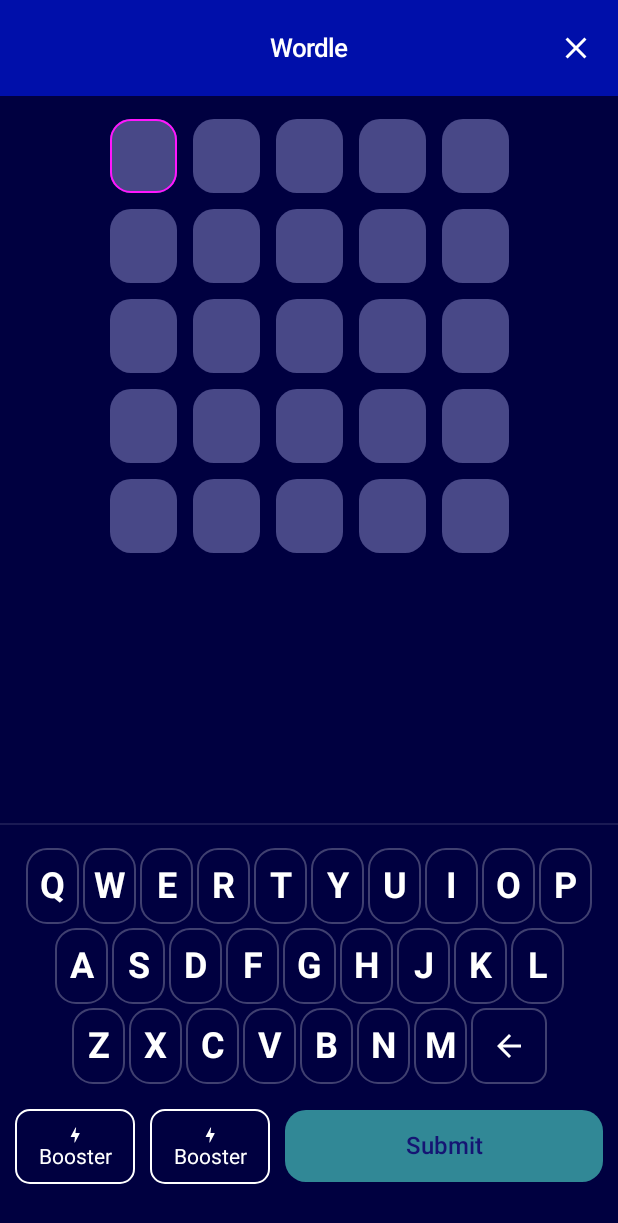
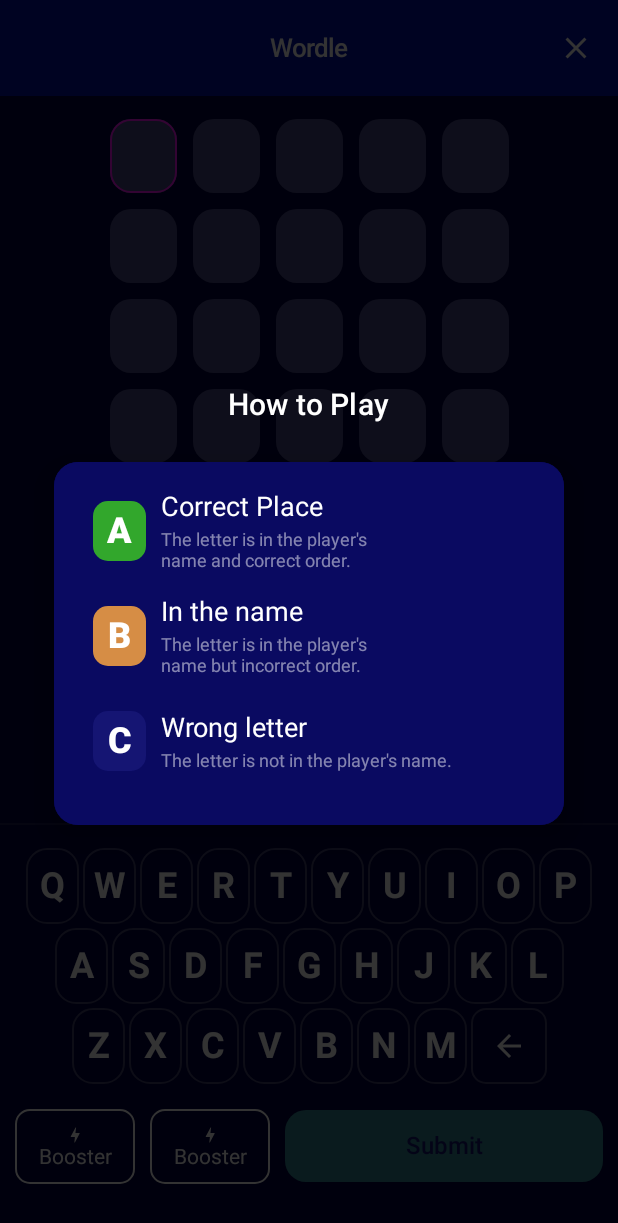
Before and after one commit to si-pramod-singh/Wordle-Game, an Android app built with Jetpack Compose: the @Preview function WordleGameScreenPreview, on a phone screen of 412 x 824 dp. Shown: the top 1223 px of the screen. Run offline under Robolectric (Android 15) with nearby library versions, the phone set to English and light mode, and no system bars; our stand-ins replace Dagger/Hilt's generated code.

Commit message:
Feat : Implemented InstructionsDialog.kt

```diff
--- /dev/null
+++ b/wordle/src/main/java/com/uefa/wordle/presentation/InstructionsDialog.kt
@@ -0,0 +1,162 @@
+package com.uefa.wordle.presentation
+
+import androidx.compose.foundation.background
+import androidx.compose.foundation.clickable
+import androidx.compose.foundation.interaction.MutableInteractionSource
+import androidx.compose.foundation.layout.Arrangement
+import androidx.compose.foundation.layout.Box
+import androidx.compose.foundation.layout.Column
+import androidx.compose.foundation.layout.Row
+import androidx.compose.foundation.layout.fillMaxSize
+import androidx.compose.foundation.layout.fillMaxWidth
+import androidx.compose.foundation.layout.height
+import androidx.compose.foundation.layout.padding
+import androidx.compose.foundation.layout.width
+import androidx.compose.foundation.shape.RoundedCornerShape
+import androidx.compose.material.Card
+import androidx.compose.material.MaterialTheme
+import androidx.compose.material.Text
+import androidx.compose.runtime.Composable
+import androidx.compose.runtime.remember
+import androidx.compose.ui.Alignment
+import androidx.compose.ui.Modifier
+import androidx.compose.ui.graphics.Color
+import androidx.compose.ui.text.font.FontWeight
+import androidx.compose.ui.unit.dp
+import androidx.compose.ui.unit.sp
+import androidx.compose.ui.window.Dialog
+import androidx.compose.ui.window.DialogProperties
+import androidx.compose.ui.window.SecureFlagPolicy
+import com.uefa.wordle.theming.Theme
+
+
+@Composable
+internal fun InstructionsDialog(onDismiss: () -> Unit) {
+
+
+    Dialog(
+        onDismissRequest = onDismiss,
+        properties = DialogProperties(
+            dismissOnBackPress = false,
+            usePlatformDefaultWidth = false,
+            securePolicy = SecureFlagPolicy.SecureOff,
+            dismissOnClickOutside = false
+        )
+    ) {
+        Box(
+            modifier = Modifier
+                .fillMaxSize()
+                .background(Color(0x80000000))
+                .clickable(
+                    onClick = onDismiss,
+                    indication = null,
+                    interactionSource = remember { MutableInteractionSource() })
+                .padding(20.dp)
+        ) {
+
+            Column(
+                modifier = Modifier
+                    .fillMaxSize()
+                ,
+                verticalArrangement = Arrangement.Center,
+                horizontalAlignment = Alignment.CenterHorizontally
+            ) {
+
+                Text(
+                    "How to Play",
+                    style = MaterialTheme.typography.h6,
+                    modifier = Modifier.padding(bottom = 10.dp),
+                    color = Theme.colors.neutral.text01
+                )
+
+                Card(
+                    modifier = Modifier
+                        .padding(16.dp)
+                        .background(
+                            Theme.colors.elevation.elevation01,
+                            shape = RoundedCornerShape(16.dp)
+                        ),
+                    shape = RoundedCornerShape(16.dp),
+                    elevation = 8.dp,
+                    backgroundColor = Theme.colors.elevation.elevation01
+                ) {
+                    Column(
+                        modifier = Modifier
+                            .padding(16.dp)
+                    ) {
+
+                        ItemInstruction(
+                            letter = "A",
+                            boxColor = Theme.colors.support.support01,
+                            title = "Correct Place",
+                            sub_title = "The letter is in the player's\nname and correct order."
+                        )
+
+                        ItemInstruction(
+                            letter = "B",
+                            boxColor = Theme.colors.support.support03A,
+                            title = "In the name",
+                            sub_title = "The letter is in the player's\nname but incorrect order."
+                        )
+
+                        ItemInstruction(
+                            letter = "C",
+                            boxColor = Theme.colors.elevation.elevation02,
+                            title = "Wrong letter",
+                            sub_title = "The letter is not in the player's name."
+                        )
+                    }
+                }
+            }
+
+        }
+    }
+}
+
+@Composable
+internal fun ItemInstruction(
+    letter: String,
+    boxColor: Color,
+    title: String,
+    sub_title: String
+) {
+    Row(
+        modifier = Modifier.padding(bottom = 10.dp),
+        verticalAlignment = Alignment.CenterVertically
+    ) {
+        Box(
+            modifier = Modifier
+                .width(55.dp)
+                .height(60.dp)
+                .padding(10.dp)
+                .background(boxColor, RoundedCornerShape(10.dp)),
+            contentAlignment = Alignment.Center
+        ) {
+            Text(
+                letter,
+                fontSize = 24.sp,
+                color = Color.White,
+                fontWeight = FontWeight.ExtraBold
+            )
+        }
+
+        Column(
+            modifier = Modifier.fillMaxWidth()
+        ) {
+            Text(
+                title,
+                modifier = Modifier.padding(bottom = 4.dp),
+                color = Theme.colors.neutral.text01,
+                fontSize = 18.sp
+            )
+            Text(
+                sub_title,
+                fontSize = 12.sp,
+                color = Theme.colors.neutral.text01.copy(
+                    0.50f
+                )
+            )
+        }
+    }
+
+}
--- a/wordle/src/main/java/com/uefa/wordle/presentation/WordleGameScreen.kt
+++ b/wordle/src/main/java/com/uefa/wordle/presentation/WordleGameScreen.kt
@@ -30,6 +30,9 @@ import androidx.compose.material.icons.filled.ArrowBack
 import androidx.compose.material.icons.filled.Close
 import androidx.compose.runtime.Composable
 import androidx.compose.runtime.getValue
+import androidx.compose.runtime.mutableStateOf
+import androidx.compose.runtime.remember
+import androidx.compose.runtime.setValue
 import androidx.compose.ui.Alignment
 import androidx.compose.ui.Modifier
 import androidx.compose.ui.graphics.Color
@@ -99,6 +102,13 @@ private fun WordleGameScreen(
             )
         }
     ) {
+
+
+        var showInstructions by remember { mutableStateOf(true) }
+
+        if (showInstructions) {
+            InstructionsDialog(onDismiss = { showInstructions = false })
+        }
 
         Column(
             modifier = Modifier
```
